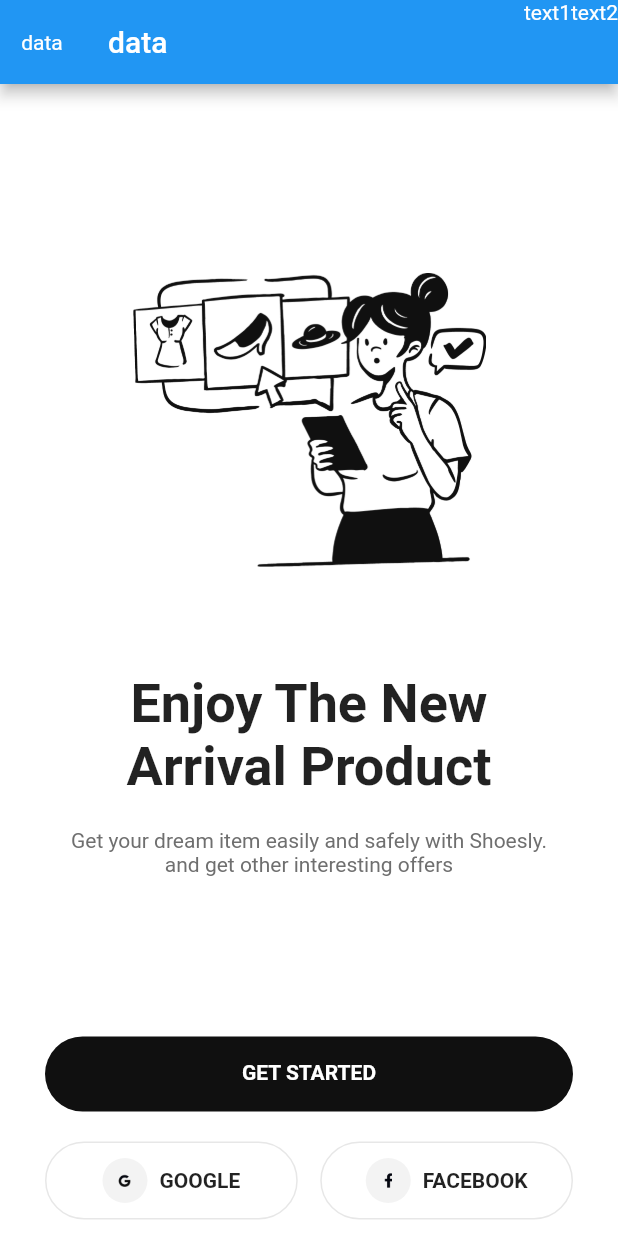
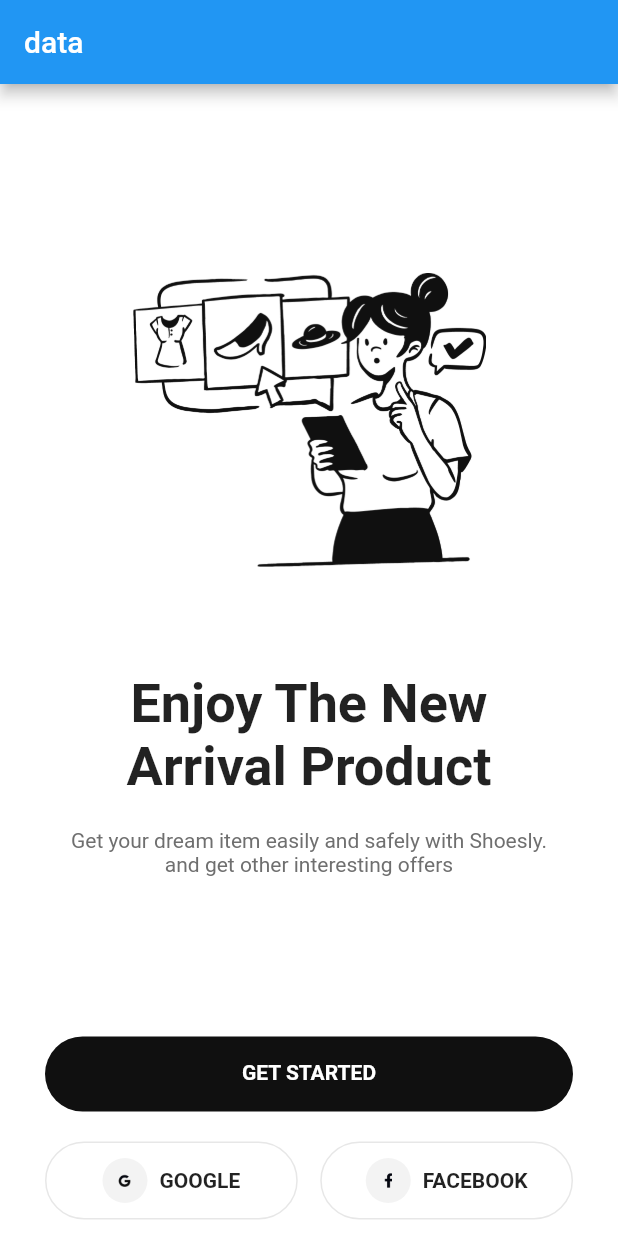
Before and after one commit to LinhNguyenVan15/AppShoesly_Flutter, a Flutter app: the screen it shows after launch, on a phone screen of 412 x 824 dp. Run offline on Flutter 3.47's test engine with Material 2 defaults, Android fonts, the phone set to English and light mode, and no system bars.

Commit message:
thêm dòng the coffe house vô file manin

```diff
--- a/lib/main.dart
+++ b/lib/main.dart
@@ -1,4 +1,5 @@
 import 'package:flutter/material.dart';
+import 'package:linhtest/src/appbar_custom.dart';
 
 const icGoogle = 'assets/images/ic_google.png';
 const icFacebook = 'assets/images/ic_facebook.png';
@@ -22,14 +23,7 @@ class DemoScreen extends StatelessWidget {
   Widget build(BuildContext context) {
     return Scaffold(
       appBar: AppBar(
-        leading: const Center(
-          child:  Text("data"),
-        ),
         title: const Text("data"),
-        actions: const [
-          Text("text1"),
-          Text("text2")
-        ],
       ),
       backgroundColor: const Color(0xffffffff),
       body: SingleChildScrollView(
@@ -171,3 +165,5 @@ class MyButtonSocial extends StatelessWidget {
     );
   }
 }
+///the coffe house
+///
```
Also changed, not shown: lib/src/appbar_custom.dart (+31 -0 lines).
